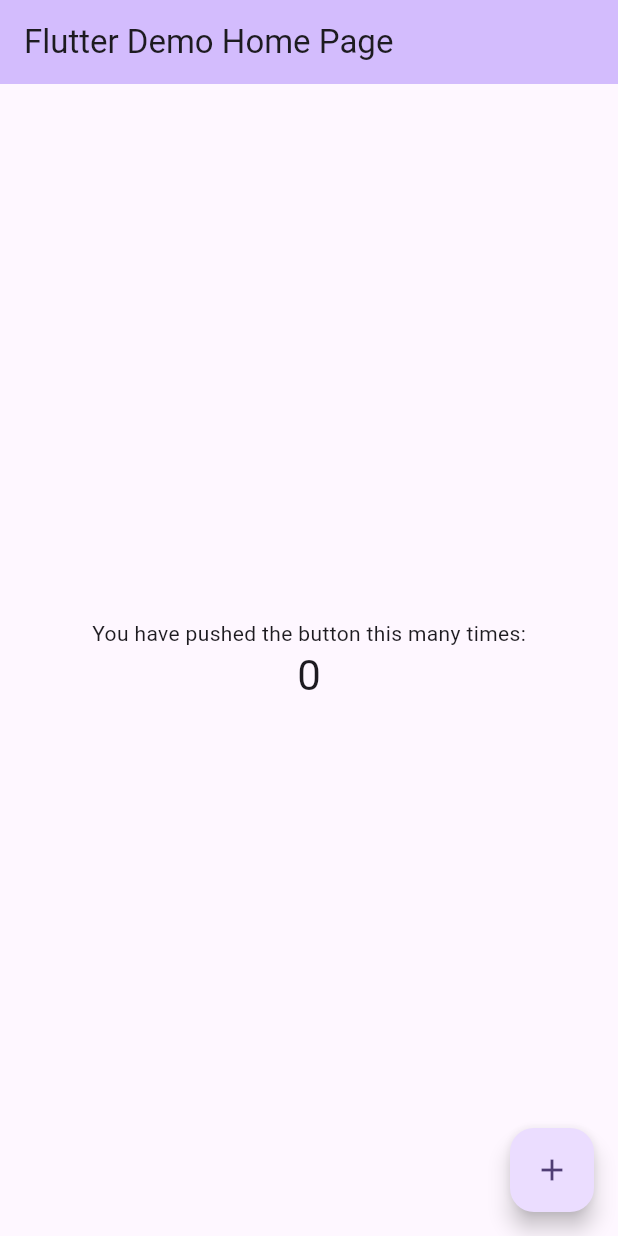
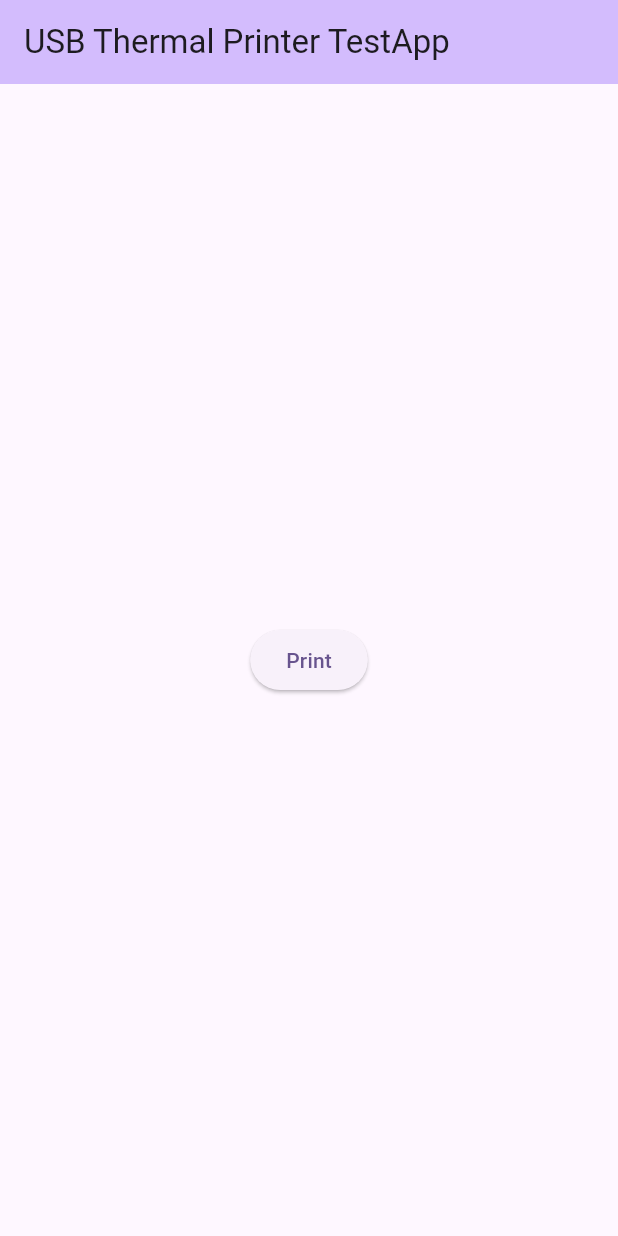
Before and after one commit to smarts-uz/usb_thermal_printer_web_testapp, a Flutter app: the screen it shows after launch, on a phone screen of 412 x 824 dp. Run offline on Flutter 3.47's test engine with Material 2 defaults, Android fonts, the phone set to English and light mode, and no system bars; missing offline and left inert: usb_thermal_printer_web.

Commit message:
added plugin code

```diff
--- a/lib/main.dart
+++ b/lib/main.dart
@@ -1,4 +1,5 @@
 import 'package:flutter/material.dart';
+import 'package:usb_thermal_printer_web/usb_thermal_printer_web.dart';
 
 void main() {
   runApp(const MyApp());
@@ -11,18 +12,19 @@ class MyApp extends StatelessWidget {
   Widget build(BuildContext context) {
     return MaterialApp(
       debugShowCheckedModeBanner: false,
-      title: 'Flutter Demo',
+      title: 'USB Thermal Printer TestApp',
       theme: ThemeData(
         colorScheme: ColorScheme.fromSeed(seedColor: Colors.deepPurple),
         useMaterial3: true,
       ),
-      home: const MyHomePage(title: 'Flutter Demo Home Page'),
+      home: const MyHomePage(title: 'USB Thermal Printer TestApp'),
     );
   }
 }
 
 class MyHomePage extends StatefulWidget {
   const MyHomePage({super.key, required this.title});
+
   final String title;
 
   @override
@@ -30,12 +32,32 @@ class MyHomePage extends StatefulWidget {
 }
 
 class _MyHomePageState extends State<MyHomePage> {
-  int _counter = 0;
+  final WebThermalPrinter _printer = WebThermalPrinter();
 
-  void _incrementCounter() {
-    setState(() {
-      _counter++;
-    });
+  void printReceiptTest() async {
+    //Pairing Device is required.
+    await _printer.pairDevice(vendorId: 0x6868, productId: 0x0200);
+
+    await _printer.printText('DKT Mart', bold: true, centerAlign: true);
+    await _printer.printEmptyLine();
+
+    await _printer.printRow("Products", "Sale");
+    await _printer.printEmptyLine();
+
+    for (int i = 0; i < 10; i++) {
+      await _printer.printRow(
+          'A big title very big title ${i + 1}', '${(i + 1) * 510}.00 AED');
+      await _printer.printEmptyLine();
+    }
+
+    await _printer.printDottedLine();
+    await _printer.printEmptyLine();
+
+    await _printer.printBarcode('123456');
+    await _printer.printEmptyLine();
+
+    await _printer.printEmptyLine();
+    await _printer.closePrinter();
   }
 
   @override
@@ -48,22 +70,14 @@ class _MyHomePageState extends State<MyHomePage> {
       body: Center(
         child: Column(
           mainAxisAlignment: MainAxisAlignment.center,
-          children: <Widget>[
-            const Text(
-              'You have pushed the button this many times:',
-            ),
-            Text(
-              '$_counter',
-              style: Theme.of(context).textTheme.headlineMedium,
+          children: [
+            ElevatedButton(
+              onPressed: printReceiptTest,
+              child: const Text('Print'),
             ),
           ],
         ),
       ),
-      floatingActionButton: FloatingActionButton(
-        onPressed: _incrementCounter,
-        tooltip: 'Increment',
-        child: const Icon(Icons.add),
-      ), // This trailing comma makes auto-formatting nicer for build methods.
     );
   }
 }
```
